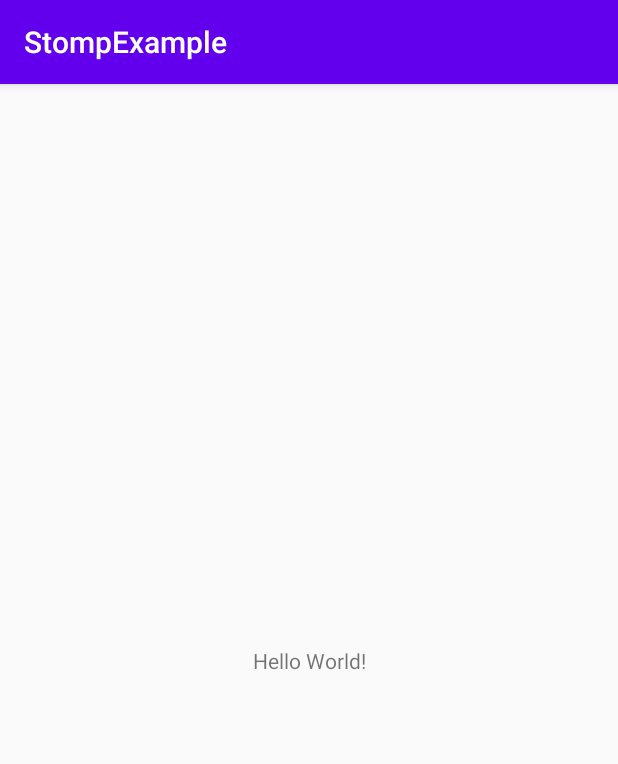
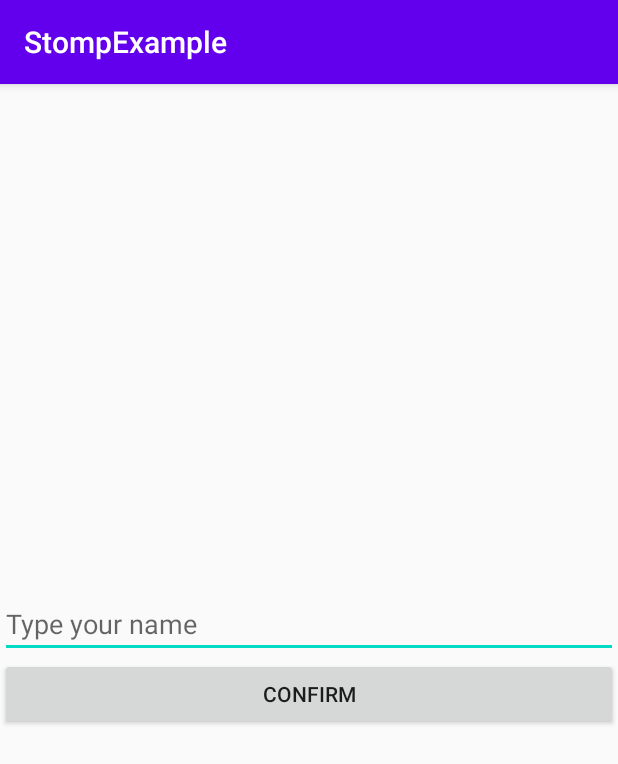
Before and after one commit to AndriyBosik/android-stomp-example, an Android app: the screen it shows after launch (MainActivity), on a phone screen of 412 x 824 dp. Shown: the top 764 px of the screen. Run offline under Robolectric (Android 15) with nearby library versions, the phone set to English and light mode, and no system bars; our stand-ins replace data binding.

Commit message:
Main page layout was added

```diff
--- a/app/src/main/AndroidManifest.xml
+++ b/app/src/main/AndroidManifest.xml
@@ -9,7 +9,7 @@
         android:roundIcon="@mipmap/ic_launcher_round"
         android:supportsRtl="true"
         android:theme="@style/AppTheme">
-        <activity android:name=".MainActivity">
+        <activity android:name=".activity.MainActivity">
             <intent-filter>
                 <action android:name="android.intent.action.MAIN" />
 
--- a/app/src/main/java/com/example/stomp/MainActivity.kt
+++ /dev/null
@@ -1,11 +0,0 @@
-package com.example.stomp
-
-import androidx.appcompat.app.AppCompatActivity
-import android.os.Bundle
-
-class MainActivity : AppCompatActivity() {
-    override fun onCreate(savedInstanceState: Bundle?) {
-        super.onCreate(savedInstanceState)
-        setContentView(R.layout.activity_main)
-    }
-}
--- /dev/null
+++ b/app/src/main/java/com/example/stomp/activity/MainActivity.kt
@@ -0,0 +1,19 @@
+package com.example.stomp.activity
+
+import androidx.appcompat.app.AppCompatActivity
+import android.os.Bundle
+import androidx.databinding.DataBindingUtil
+import com.example.stomp.databinding.ActivityMainBinding
+import com.example.stomp.viewmodel.AuthViewModel
+import com.example.stomp.R
+
+class MainActivity : AppCompatActivity() {
+
+    private val viewModel = AuthViewModel()
+
+    override fun onCreate(savedInstanceState: Bundle?) {
+        super.onCreate(savedInstanceState)
+        val binding: ActivityMainBinding = DataBindingUtil.setContentView(this, R.layout.activity_main)
+        binding.viewModel = viewModel
+    }
+}
--- /dev/null
+++ b/app/src/main/java/com/example/stomp/viewmodel/AuthViewModel.kt
@@ -0,0 +1,14 @@
+package com.example.stomp.viewmodel
+
+import androidx.lifecycle.MutableLiveData
+import androidx.lifecycle.ViewModel
+
+class AuthViewModel: ViewModel() {
+
+    val name: MutableLiveData<String> = MutableLiveData("")
+    //val name: LiveData<String> = _name
+
+    fun showName() {
+        println(name.value)
+    }
+}
--- a/app/src/main/res/layout/activity_main.xml
+++ b/app/src/main/res/layout/activity_main.xml
@@ -1,18 +1,36 @@
 <?xml version="1.0" encoding="utf-8"?>
-<androidx.constraintlayout.widget.ConstraintLayout xmlns:android="http://schemas.android.com/apk/res/android"
+<layout xmlns:android="http://schemas.android.com/apk/res/android"
     xmlns:app="http://schemas.android.com/apk/res-auto"
-    xmlns:tools="http://schemas.android.com/tools"
+    xmlns:tools="http://schemas.android.com/tools">
+
+    <data>
+        <variable
+            name="viewModel"
+            type="com.example.stomp.viewmodel.AuthViewModel" />
+    </data>
+
+    <LinearLayout
+        android:orientation="vertical"
         android:layout_width="match_parent"
         android:layout_height="match_parent"
-    tools:context=".MainActivity">
+        android:gravity="center"
+        tools:context=".activity.MainActivity">
 
-    <TextView
-        android:layout_width="wrap_content"
+        <EditText
+            android:layout_width="match_parent"
             android:layout_height="wrap_content"
-        android:text="Hello World!"
+            android:hint="@string/type_your_name"
+            android:text="@={viewModel.name}"
             app:layout_constraintBottom_toBottomOf="parent"
             app:layout_constraintLeft_toLeftOf="parent"
             app:layout_constraintRight_toRightOf="parent"
             app:layout_constraintTop_toTopOf="parent" />
 
-</androidx.constraintlayout.widget.ConstraintLayout>
+        <Button
+            android:layout_width="match_parent"
+            android:layout_height="wrap_content"
+            android:text="@string/confirm"
+            android:onClick="@{() -> viewModel.showName()}"/>
+
+    </LinearLayout>
+</layout>
--- a/app/src/main/res/values/strings.xml
+++ b/app/src/main/res/values/strings.xml
@@ -1,3 +1,5 @@
 <resources>
     <string name="app_name">StompExample</string>
+    <string name="type_your_name">Type your name</string>
+    <string name="confirm">Confirm</string>
 </resources>
--- a/build.gradle
+++ b/build.gradle
@@ -18,6 +18,9 @@ allprojects {
     repositories {
         google()
         jcenter()
+        maven {
+            url "https://jitpack.io"
+        }
     }
 }
 
```
Also changed, not shown: app/build.gradle (+15 -2 lines). Lines whose indentation alone changed are shown as unchanged.
